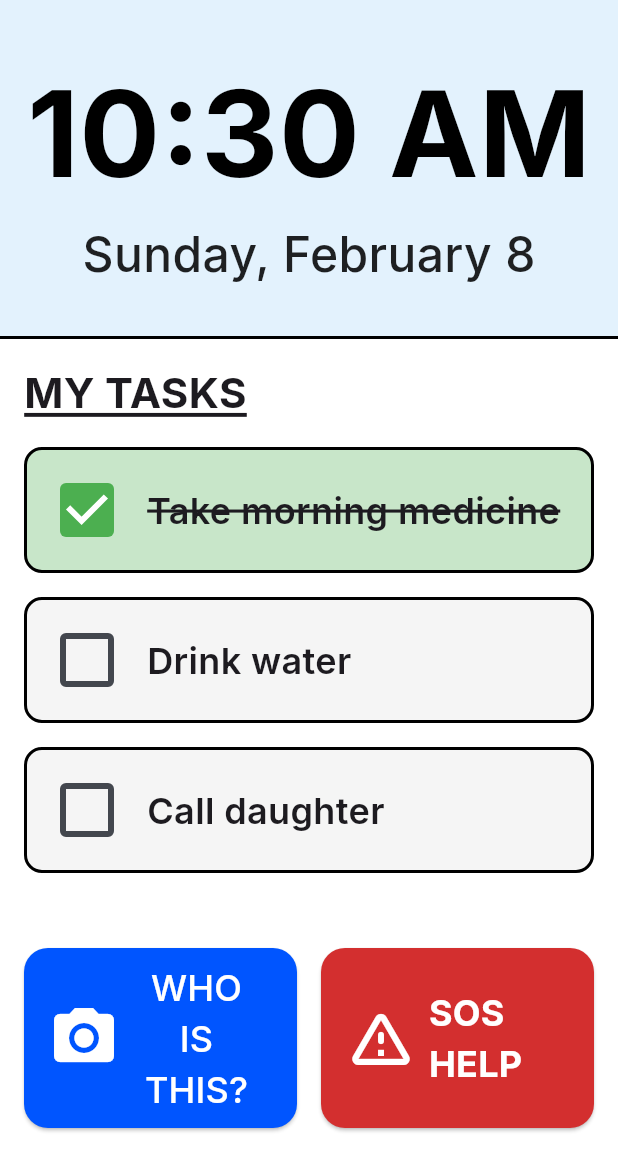
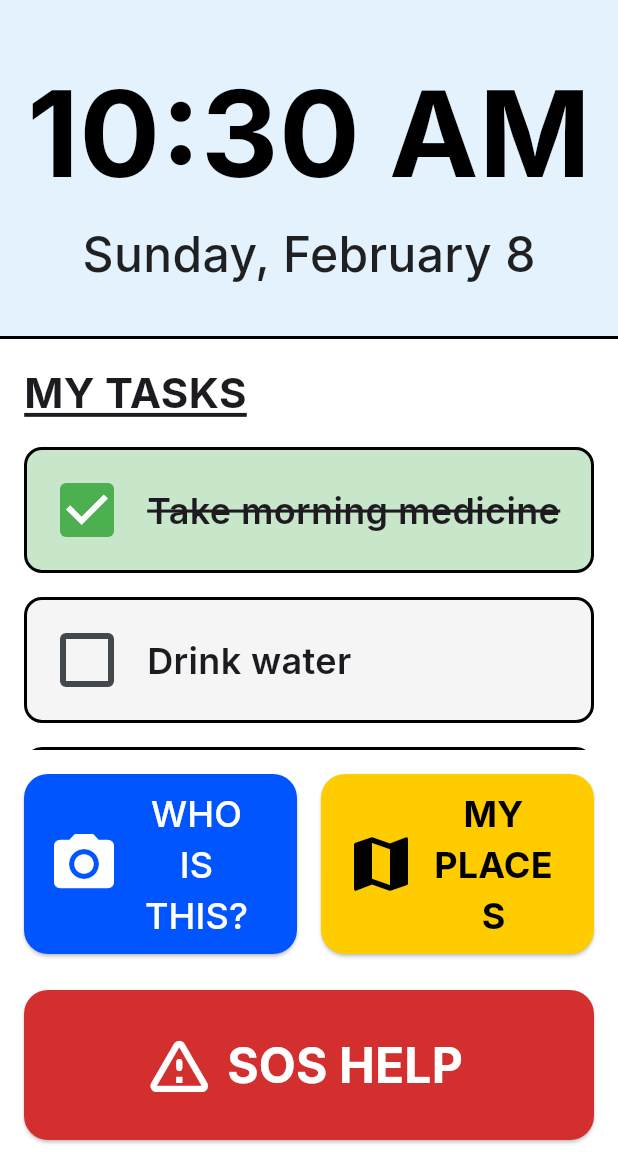
Before and after one commit to ancil71/memory_assist, a Flutter app: the PatientHomeScreen screen opened directly, on a phone screen of 412 x 824 dp, the part 84-1236 px from its top. Run offline on Flutter 3.47's test engine with Material 3 defaults, Android fonts, the phone set to English and light mode, and no system bars; our stand-ins replace firebase_core, flutter_riverpod, google_fonts; accounts and stored records are empty.

Commit message:
Feat: Added Safe Locations for Patient and restored mobile dependencies

```diff
--- a/lib/features/patient/screens/patient_home_screen.dart
+++ b/lib/features/patient/screens/patient_home_screen.dart
@@ -1,6 +1,7 @@
 import 'dart:async';
 import 'package:flutter/material.dart';
 import 'package:intl/intl.dart';
+import 'package:memory_assist/features/patient/screens/safe_locations_screen.dart';
 
 class PatientHomeScreen extends StatefulWidget {
   const PatientHomeScreen({super.key});
@@ -147,32 +148,60 @@ class _PatientHomeScreenState extends State<PatientHomeScreen> {
                   ),
                 ),
                 const SizedBox(width: 16),
-                // SOS Button
+                // Places Button
                 Expanded(
                   child: SizedBox(
                     height: 120,
                     child: ElevatedButton.icon(
                       style: ElevatedButton.styleFrom(
-                        backgroundColor: const Color(0xFFD32F2F), // Red
+                        backgroundColor: const Color(0xFFFFCC00), // Yellow
                         shape: RoundedRectangleBorder(
                           borderRadius: BorderRadius.circular(16),
                         ),
                       ),
                       onPressed: () {
-                         // TODO: Trigger SOS
-                         ScaffoldMessenger.of(context).showSnackBar(
-                           const SnackBar(content: Text('SOS TRIGGERED!')),
+                         Navigator.push(
+                           context,
+                           MaterialPageRoute(builder: (_) => const SafeLocationsScreen()),
                          );
                       },
-                      icon: const Icon(Icons.warning_amber_rounded, size: 48, color: Colors.white),
+                      icon: const Icon(Icons.map, size: 48, color: Colors.black),
                       label: const Text(
-                        'SOS HELP',
-                        style: TextStyle(fontSize: 24, color: Colors.white, fontWeight: FontWeight.bold),
+                        'MY PLACES',
+                        style: TextStyle(fontSize: 24, color: Colors.black, fontWeight: FontWeight.bold),
+                        textAlign: TextAlign.center,
                       ),
                     ),
                   ),
                 ),
               ],
+            ),
+          ),
+          // SOS Button (Full Width at Bottom)
+          Padding(
+            padding: const EdgeInsets.symmetric(horizontal: 16, vertical: 8),
+            child: SizedBox(
+              width: double.infinity,
+              height: 100, // Large SOS button
+              child: ElevatedButton.icon(
+                style: ElevatedButton.styleFrom(
+                  backgroundColor: const Color(0xFFD32F2F), // Red
+                  shape: RoundedRectangleBorder(
+                    borderRadius: BorderRadius.circular(16),
+                  ),
+                ),
+                onPressed: () {
+                    // TODO: Trigger SOS
+                    ScaffoldMessenger.of(context).showSnackBar(
+                      const SnackBar(content: Text('SOS TRIGGERED!')),
+                    );
+                },
+                icon: const Icon(Icons.warning_amber_rounded, size: 48, color: Colors.white),
+                label: const Text(
+                  'SOS HELP',
+                  style: TextStyle(fontSize: 32, color: Colors.white, fontWeight: FontWeight.bold),
+                ),
+              ),
             ),
           ),
         ],
--- a/pubspec.yaml
+++ b/pubspec.yaml
@@ -37,10 +37,8 @@ dependencies:
   firebase_core: ^4.4.0
   firebase_auth: ^6.1.4
   cloud_firestore: ^6.1.2
-  firebase_storage: ^13.0.6
   firebase_messaging: ^16.1.1
   google_mlkit_face_detection: ^0.13.2
-  flutter_riverpod: ^3.2.1
   camera: ^0.11.3
   geolocator: ^14.0.2
   permission_handler: ^12.0.1
```
Also changed, not shown: lib/features/patient/screens/safe_locations_screen.dart (added, +115 -0 lines), pubspec.lock, 1 other file.
